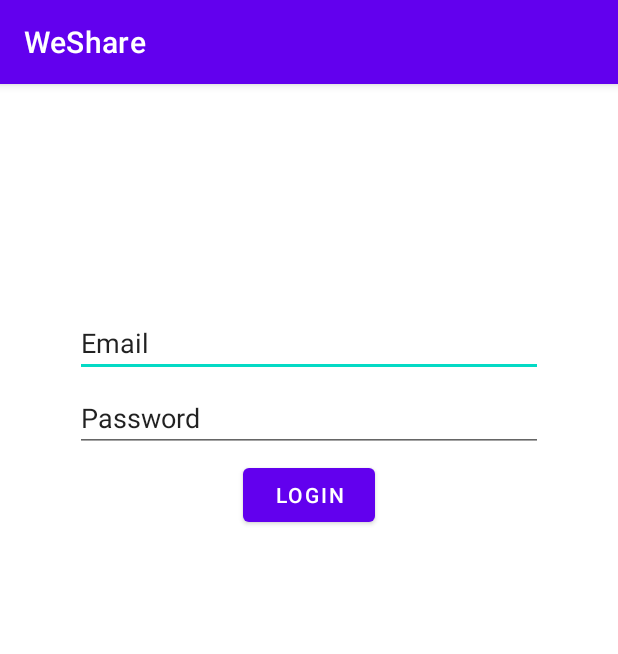
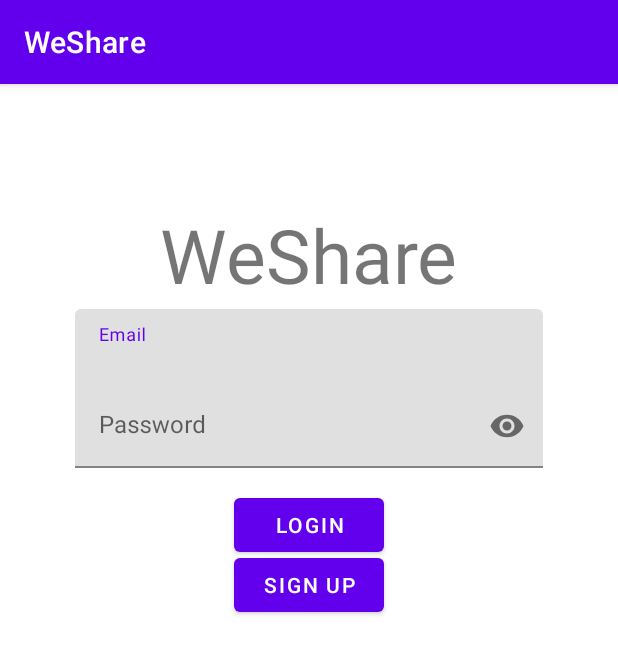
Before and after one commit to tlphat/WeShare, an Android app: the MainActivity screen opened directly, with no data from a screen before it, on a phone screen of 412 x 824 dp. Shown: the top 654 px of the screen. Run offline under Robolectric (Android 15) with nearby library versions, the phone set to English and light mode, and no system bars; our stand-ins replace Firebase (no records; nobody signed in at launch, a user with empty details on screens opened directly); 2 statements that could not run were skipped.

Commit message:
Register & login layout

```diff
--- a/app/build.gradle
+++ b/app/build.gradle
@@ -46,4 +46,5 @@ dependencies {
     implementation 'org.projectlombok:lombok:1.18.18'
     annotationProcessor 'org.projectlombok:lombok:1.18.18'
     implementation 'androidx.lifecycle:lifecycle-extensions:2.2.0'
+    implementation "com.google.android.material:material:1.2.1"
 }
--- a/app/src/main/java/com/hcmus/android/weshare/MainActivity.java
+++ b/app/src/main/java/com/hcmus/android/weshare/MainActivity.java
@@ -54,8 +54,12 @@ public class MainActivity extends AppCompatActivity {
         String password = emailEditText.getText().toString();
 
         if (email.length() > 0 && password.length() > 0) {
-            authenticationViewModel.register(email, password);
+            authenticationViewModel.login(email, password);
         }
+    }
+
+    public void signUpButtonClick(View view) {
+        navigateToRegister();
     }
 
     public void navigateToRegister() {
--- a/app/src/main/java/com/hcmus/android/weshare/RegisterActivity.java
+++ b/app/src/main/java/com/hcmus/android/weshare/RegisterActivity.java
@@ -30,10 +30,8 @@ public class RegisterActivity extends AppCompatActivity {
     }
 
     private void initViewModel() {
-        // TODO: init view model
         authenticationViewModel = new ViewModelProvider(this).get(AuthenticationViewModel.class);
 
-        // TODO: add observe behavior for the Mutable Live Data
         authenticationViewModel.getUserMutableLiveData().observe(RegisterActivity.this, new Observer<FirebaseUser>() {
             @Override
             public void onChanged(FirebaseUser firebaseUser) {
@@ -51,7 +49,6 @@ public class RegisterActivity extends AppCompatActivity {
 
     @RequiresApi(api = Build.VERSION_CODES.P)
     public void registerButtonClick(View view) {
-        // TODO: Get the email and password, call the appropriate register function
         String email = emailEditText.getText().toString();
         String password = passwordEditText.getText().toString();
 
--- a/app/src/main/res/layout/activity_main.xml
+++ b/app/src/main/res/layout/activity_main.xml
@@ -9,25 +9,58 @@
     android:layout_height="match_parent"
     android:layout_margin="50dp"
     tools:context=".MainActivity">
+    <TextView
+        android:layout_width="wrap_content"
+        android:layout_height="wrap_content"
+        android:text="@string/app_name"
+        android:layout_centerHorizontal="true"
+        android:layout_marginTop="30dp"
+        android:textSize="50dp"/>
+    <Button
+        android:layout_width="100dp"
+        android:layout_height="wrap_content"
+        android:onClick="loginButtonClick"
+        android:text="@string/login_button"
+        android:layout_centerHorizontal="true"
+        android:layout_marginTop="220dp"/>
 
     <Button
-        android:layout_width="wrap_content"
+        android:layout_width="100dp"
         android:layout_height="wrap_content"
-        android:onClick="loginButtonClick"
-        android:text="Login"
         android:layout_centerHorizontal="true"
-        android:layout_marginTop="200dp"/>
-    <EditText
-        android:layout_width="match_parent"
-        android:layout_height= "wrap_content"
-        android:id="@+id/login_email_edit_text"
-        android:text="Email"
-        android:layout_marginTop="100dp"/>
-    <EditText
+        android:onClick="signUpButtonClick"
+        android:text="@string/register_button"
+        android:layout_marginTop="260dp" />
+
+    <com.google.android.material.textfield.TextInputLayout
+        xmlns:app="http://schemas.android.com/apk/res-auto"
+        android:id="@+id/register_email_layout"
         android:layout_width="match_parent"
         android:layout_height="wrap_content"
-        android:id="@+id/login_password_edit_text"
-        android:text="Password"
-        android:layout_marginTop="150dp"/>
+        android:layout_marginTop="100dp">
+
+        <com.google.android.material.textfield.TextInputEditText
+            android:id="@+id/register_email_edit_text"
+            android:layout_width="match_parent"
+            android:layout_height="wrap_content"
+            android:hint="@string/email_hint"
+            android:inputType="textEmailAddress"/>
+    </com.google.android.material.textfield.TextInputLayout>
+
+    <com.google.android.material.textfield.TextInputLayout
+        xmlns:app="http://schemas.android.com/apk/res-auto"
+        android:id="@+id/etPasswordLayout"
+        android:layout_width="match_parent"
+        android:layout_height="wrap_content"
+        app:passwordToggleEnabled="true"
+        android:layout_marginTop="150dp">
+
+        <com.google.android.material.textfield.TextInputEditText
+            android:id="@+id/register_password_edit_text"
+            android:layout_width="match_parent"
+            android:layout_height="wrap_content"
+            android:hint="@string/password_hint"
+            android:inputType="textPassword"/>
+    </com.google.android.material.textfield.TextInputLayout>
 
 </RelativeLayout>
--- a/app/src/main/res/values/strings.xml
+++ b/app/src/main/res/values/strings.xml
@@ -1,3 +1,9 @@
 <resources>
     <string name="app_name">WeShare</string>
+    <string name="register_activity">REGISTER</string>
+    <string name="login_activity">LOGIN</string>
+    <string name="email_hint">Email</string>
+    <string name="password_hint">Password</string>
+    <string name="login_button">Login</string>
+    <string name="register_button">Sign up</string>
 </resources>
```
Also changed, not shown: app/src/main/res/layout/activity_register.xml (+28 -11 lines).
